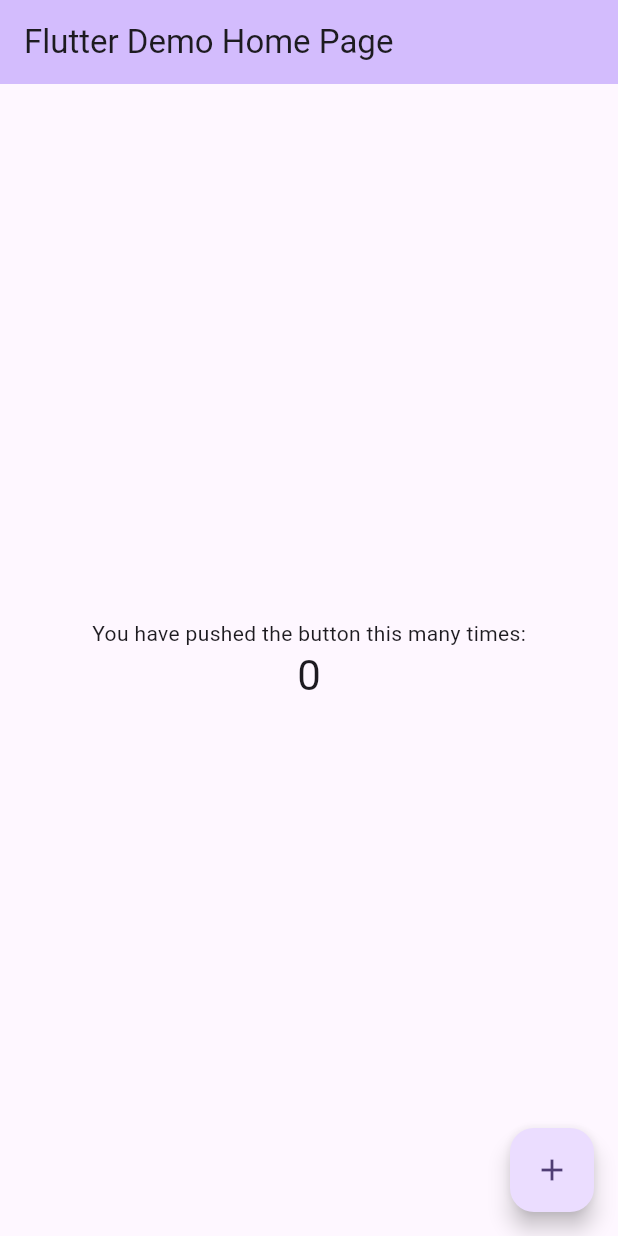
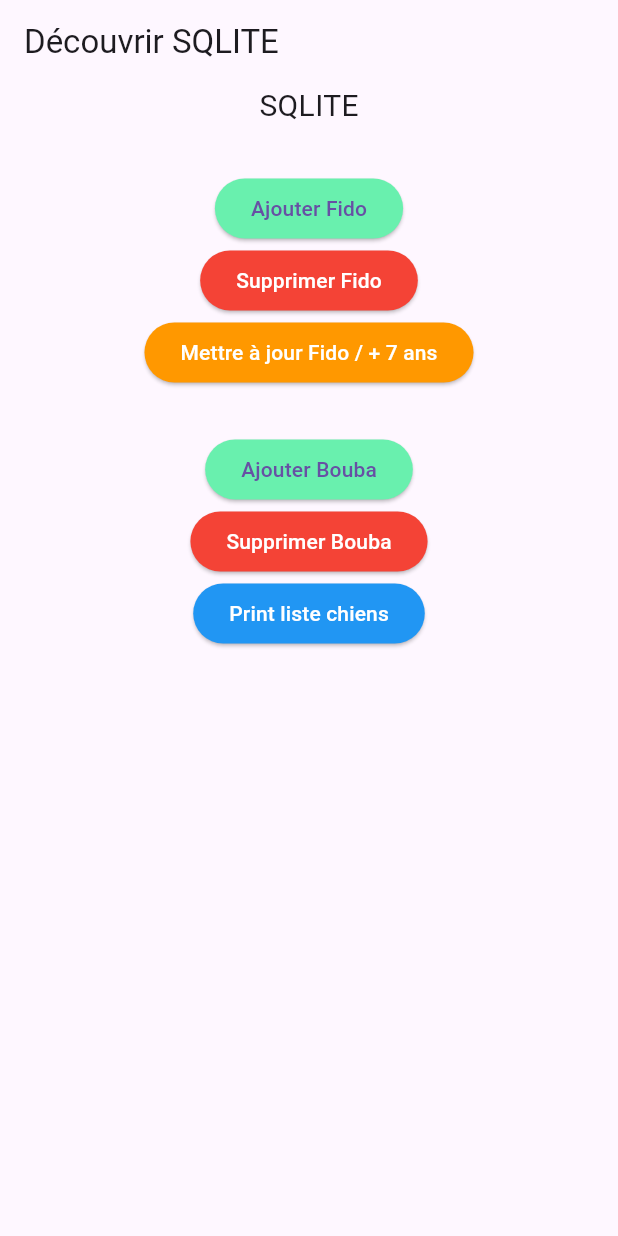
Before and after one commit to naelbenaissa/flutter_etu, a Flutter app: the screen it shows after launch, on a phone screen of 412 x 824 dp. Run offline on Flutter 3.47's test engine with Material 3 defaults, Android fonts, the phone set to English and light mode, and no system bars; our stand-ins replace sqflite; accounts and stored records are empty.

Commit message:
First Commit

```diff
--- a/lib/main.dart
+++ b/lib/main.dart
@@ -1,125 +1,24 @@
 import 'package:flutter/material.dart';
+import 'package:flutter_sqlite_dog/views/home.dart';
 
 void main() {
+  WidgetsFlutterBinding.ensureInitialized();
   runApp(const MyApp());
 }
 
 class MyApp extends StatelessWidget {
   const MyApp({super.key});
 
-  // This widget is the root of your application.
   @override
   Widget build(BuildContext context) {
     return MaterialApp(
-      title: 'Flutter Demo',
+      title: 'Flutter Animals Grid',
+      debugShowCheckedModeBanner: false,
       theme: ThemeData(
-        // This is the theme of your application.
-        //
-        // TRY THIS: Try running your application with "flutter run". You'll see
-        // the application has a purple toolbar. Then, without quitting the app,
-        // try changing the seedColor in the colorScheme below to Colors.green
-        // and then invoke "hot reload" (save your changes or press the "hot
-        // reload" button in a Flutter-supported IDE, or press "r" if you used
-        // the command line to start the app).
-        //
-        // Notice that the counter didn't reset back to zero; the application
-        // state is not lost during the reload. To reset the state, use hot
-        // restart instead.
-        //
-        // This works for code too, not just values: Most code changes can be
-        // tested with just a hot reload.
         colorScheme: ColorScheme.fromSeed(seedColor: Colors.deepPurple),
         useMaterial3: true,
       ),
-      home: const MyHomePage(title: 'Flutter Demo Home Page'),
+      home: const Home(),
     );
   }
 }
-
-class MyHomePage extends StatefulWidget {
-  const MyHomePage({super.key, required this.title});
-
-  // This widget is the home page of your application. It is stateful, meaning
-  // that it has a State object (defined below) that contains fields that affect
-  // how it looks.
-
-  // This class is the configuration for the state. It holds the values (in this
-  // case the title) provided by the parent (in this case the App widget) and
-  // used by the build method of the State. Fields in a Widget subclass are
-  // always marked "final".
-
-  final String title;
-
-  @override
-  State<MyHomePage> createState() => _MyHomePageState();
-}
-
-class _MyHomePageState extends State<MyHomePage> {
-  int _counter = 0;
-
-  void _incrementCounter() {
-    setState(() {
-      // This call to setState tells the Flutter framework that something has
-      // changed in this State, which causes it to rerun the build method below
-      // so that the display can reflect the updated values. If we changed
-      // _counter without calling setState(), then the build method would not be
-      // called again, and so nothing would appear to happen.
-      _counter++;
-    });
-  }
-
-  @override
-  Widget build(BuildContext context) {
-    // This method is rerun every time setState is called, for instance as done
-    // by the _incrementCounter method above.
-    //
-    // The Flutter framework has been optimized to make rerunning build methods
-    // fast, so that you can just rebuild anything that needs updating rather
-    // than having to individually change instances of widgets.
-    return Scaffold(
-      appBar: AppBar(
-        // TRY THIS: Try changing the color here to a specific color (to
-        // Colors.amber, perhaps?) and trigger a hot reload to see the AppBar
-        // change color while the other colors stay the same.
-        backgroundColor: Theme.of(context).colorScheme.inversePrimary,
-        // Here we take the value from the MyHomePage object that was created by
-        // the App.build method, and use it to set our appbar title.
-        title: Text(widget.title),
-      ),
-      body: Center(
-        // Center is a layout widget. It takes a single child and positions it
-        // in the middle of the parent.
-        child: Column(
-          // Column is also a layout widget. It takes a list of children and
-          // arranges them vertically. By default, it sizes itself to fit its
-          // children horizontally, and tries to be as tall as its parent.
-          //
-          // Column has various properties to control how it sizes itself and
-          // how it positions its children. Here we use mainAxisAlignment to
-          // center the children vertically; the main axis here is the vertical
-          // axis because Columns are vertical (the cross axis would be
-          // horizontal).
-          //
-          // TRY THIS: Invoke "debug painting" (choose the "Toggle Debug Paint"
-          // action in the IDE, or press "p" in the console), to see the
-          // wireframe for each widget.
-          mainAxisAlignment: MainAxisAlignment.center,
-          children: <Widget>[
-            const Text(
-              'You have pushed the button this many times:',
-            ),
-            Text(
-              '$_counter',
-              style: Theme.of(context).textTheme.headlineMedium,
-            ),
-          ],
-        ),
-      ),
-      floatingActionButton: FloatingActionButton(
-        onPressed: _incrementCounter,
-        tooltip: 'Increment',
-        child: const Icon(Icons.add),
-      ), // This trailing comma makes auto-formatting nicer for build methods.
-    );
-  }
-}
--- /dev/null
+++ b/lib/models/dog.dart
@@ -0,0 +1,28 @@
+class Dog {
+  final int id;
+  final String name;
+  final int age;
+
+  Dog({
+    required this.id,
+    required this.name,
+    required this.age,
+  });
+
+  // Convert a Dog into a Map. The keys must correspond to the names of the
+  // columns in the database.
+  Map<String, Object?> toMap() {
+    return {
+      'id': id,
+      'name': name,
+      'age': age,
+    };
+  }
+
+  // Implement toString to make it easier to see information about
+  // each dog when using the print statement.
+  @override
+  String toString() {
+    return 'Dog{id: $id, name: $name, age: $age}';
+  }
+}
--- /dev/null
+++ b/lib/views/home.dart
@@ -0,0 +1,118 @@
+import 'dart:async';
+import 'package:flutter/material.dart';
+import 'package:flutter_sqlite_dog/models/dog.dart';
+import 'package:flutter_sqlite_dog/services/data_provider.dart';
+
+Future<void> main() async {
+  runApp(const Home());
+}
+
+class Home extends StatefulWidget {
+  const Home({super.key});
+
+  @override
+  State<Home> createState() => _HomeState();
+}
+
+class _HomeState extends State<Home> {
+
+  final DataProvider _dataProvider = DataProvider.instance;
+
+  Dog fido = Dog(id: 1001, name: 'Fido', age: 10);
+  Dog bouba = Dog(id: 1002, name: 'Bouba', age: 8);
+
+  @override
+  void dispose() {
+    super.dispose();
+    _dataProvider.close();
+  }
+
+  @override
+  Widget build(BuildContext context) {
+    return MaterialApp(
+      title: 'Flutter Demo',
+      home: Scaffold(
+        appBar: AppBar(
+          title: const Text('Découvrir SQLITE'),
+        ),
+        body: Center(
+          child: Column(
+            children: [
+              const Text(
+                'SQLITE',
+                style: TextStyle(
+                  fontSize: 20,
+                ),
+              ),
+              const SizedBox(
+                height: 30,
+              ),
+              ElevatedButton(
+                  style: const ButtonStyle(
+                    backgroundColor: WidgetStatePropertyAll<Color>(Colors.greenAccent),
+                  ),
+                  onPressed: () async {
+                    await _dataProvider.insertDog(fido);
+                  },
+                  child: const Text("Ajouter Fido")
+              ),
+              ElevatedButton(
+                  style: const ButtonStyle(
+                    backgroundColor: WidgetStatePropertyAll<Color>(Colors.red),
+                    foregroundColor: WidgetStatePropertyAll<Color>(Colors.white),
+                  ),
+                  onPressed: () async {
+                    await _dataProvider.deleteDog(1001);
+                  },
+                  child: const Text("Supprimer Fido")
+              ),
+              ElevatedButton(
+                  style: const ButtonStyle(
+                    backgroundColor: WidgetStatePropertyAll<Color>(Colors.orange),
+                    foregroundColor: WidgetStatePropertyAll<Color>(Colors.white),
+                  ),
+                  onPressed: () async {
+                    fido = Dog(id: fido.id, name: fido.name, age: fido.age + 7);
+                    await _dataProvider.updateDog(fido);
+                  },
+                  child: const Text("Mettre à jour Fido / + 7 ans")
+              ),
+              const SizedBox(
+                height: 30,
+              ),
+              ElevatedButton(
+                  style: const ButtonStyle(
+                    backgroundColor: WidgetStatePropertyAll<Color>(Colors.greenAccent),
+                  ),
+                  onPressed: () async {
+                    await _dataProvider.insertDog(bouba);
+                  },
+                  child: const Text("Ajouter Bouba")
+              ),
+              ElevatedButton(
+                  style: const ButtonStyle(
+                    backgroundColor: WidgetStatePropertyAll<Color>(Colors.red),
+                    foregroundColor: WidgetStatePropertyAll<Color>(Colors.white),
+                  ),
+                  onPressed: () async {
+                    await _dataProvider.deleteDog(1002);
+                  },
+                  child: const Text("Supprimer Bouba")
+              ),
+              ElevatedButton(
+                  style: const ButtonStyle(
+                    backgroundColor: WidgetStatePropertyAll<Color>(Colors.blue),
+                    foregroundColor: WidgetStatePropertyAll<Color>(Colors.white),
+                  ),
+                  onPressed: () async {
+                    print(await _dataProvider.dogs());
+                  },
+                  child: const Text("Print liste chiens")
+              ),
+            ],
+          ),
+        ),
+      ),
+    );
+  }
+}
--- a/pubspec.yaml
+++ b/pubspec.yaml
@@ -1,4 +1,4 @@
-name: flutter_etu
+name: flutter_sqlite_dog
 description: "A new Flutter project."
 # The following line prevents the package from being accidentally published to
 # pub.dev using `flutter pub publish`. This is preferred for private packages.
@@ -35,6 +35,8 @@ dependencies:
   # The following adds the Cupertino Icons font to your application.
   # Use with the CupertinoIcons class for iOS style icons.
   cupertino_icons: ^1.0.8
+  path: ^1.9.0
+  sqflite: ^2.4.1
 
 dev_dependencies:
   flutter_test:
```
Also changed, not shown: lib/services/data_provider.dart (added, +113 -0 lines), pubspec.lock, 1 other file.
